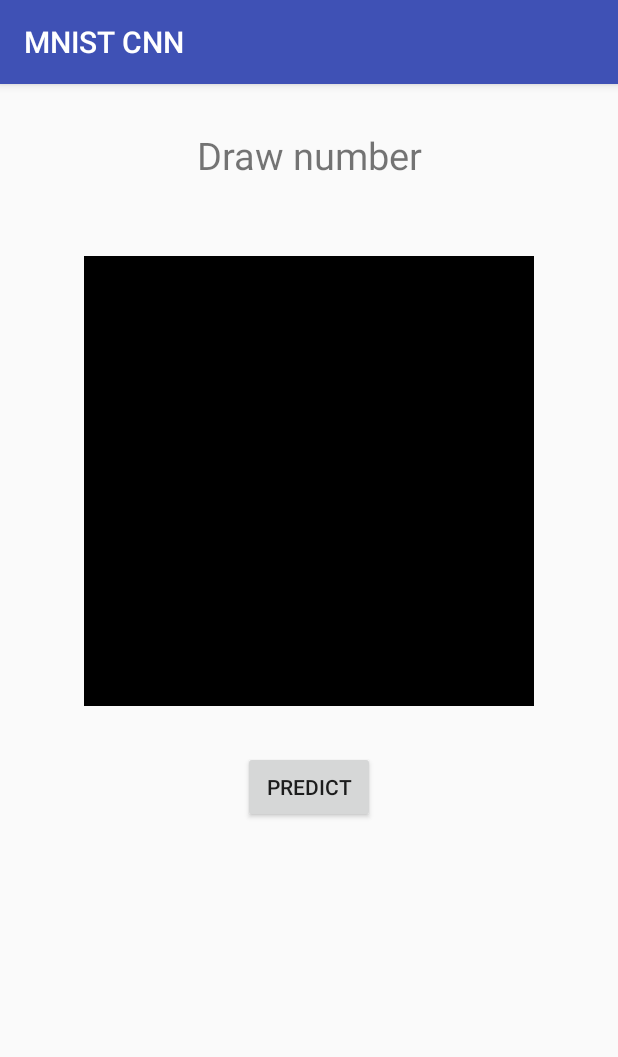
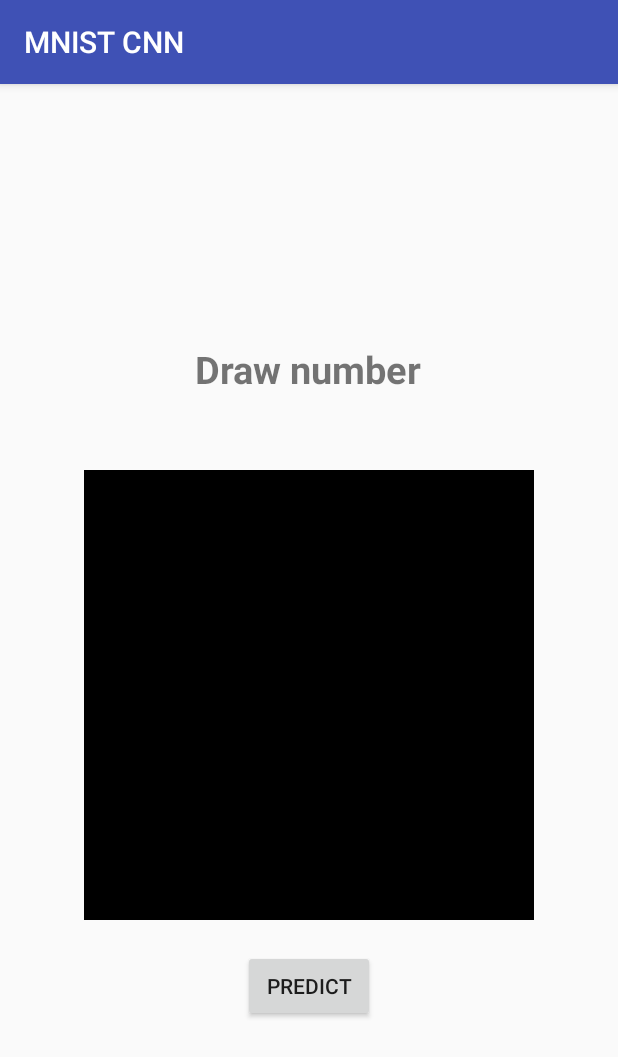
Before and after one commit to omaraflak/MNIST-Keras-Android, an Android app: the screen it shows after launch (MainActivity), on a phone screen of 412 x 824 dp. Shown: the top 1057 px of the screen. Run offline under Robolectric (Android 15) with nearby library versions, the phone set to English and light mode, and no system bars; our stand-ins replace ButterKnife, Dagger/Hilt's generated code; libraries missing offline, so code that uses them is left out: org.tensorflow.contrib.

Commit message:
update tensorflow convnet

```diff
--- a/app/src/main/java/com/aflak/mnistcnn/ml/CNN.java
+++ b/app/src/main/java/com/aflak/mnistcnn/ml/CNN.java
@@ -18,8 +18,8 @@ public class CNN {
     public float[] predict(float[] input){
         float output[] = new float[OUTPUT_SIZE];
         inferenceInterface.feed("conv2d_1_input", input, 1, IMAGE_SIZE, IMAGE_SIZE, 1);
-        inferenceInterface.run(new String[]{"dense_3/Softmax"});
-        inferenceInterface.fetch("dense_3/Softmax", output);
+        inferenceInterface.run(new String[]{"dense_2/Softmax"});
+        inferenceInterface.fetch("dense_2/Softmax", output);
         return output;
     }
 
--- a/app/src/main/java/com/aflak/mnistcnn/ui/MainActivity.java
+++ b/app/src/main/java/com/aflak/mnistcnn/ui/MainActivity.java
@@ -35,12 +35,9 @@ public class MainActivity extends AppCompatActivity {
         float[] output = cnn.predict(input);
         CNN.Result best = cnn.bestResult(output);
 
-        String text = best.number + " - " + best.score*100 + "%";
-        status.setText(text);
-
+        status.setText(String.valueOf(best.number));
         new Handler().postDelayed(() -> {
-            String statusText = "Draw number";
-            status.setText(statusText);
+            status.setText(R.string.activity_main_status_draw);
             drawView.clear();
         }, 1500);
     }
--- a/app/src/main/res/layout/activity_main.xml
+++ b/app/src/main/res/layout/activity_main.xml
@@ -1,12 +1,10 @@
 <?xml version="1.0" encoding="utf-8"?>
-<LinearLayout xmlns:android="http://schemas.android.com/apk/res/android"
-    xmlns:app="http://schemas.android.com/apk/res-auto"
+<RelativeLayout xmlns:android="http://schemas.android.com/apk/res/android"
     xmlns:tools="http://schemas.android.com/tools"
     android:id="@+id/activity_main_parent"
     android:layout_width="match_parent"
     android:layout_height="match_parent"
-    android:orientation="vertical"
-    android:gravity="center_horizontal"
+    android:gravity="center"
     tools:context="com.aflak.mnistcnn.ui.MainActivity">
 
     <TextView
@@ -15,21 +13,26 @@
         android:layout_height="wrap_content"
         android:gravity="center_horizontal"
         android:layout_marginTop="30dp"
+        android:layout_marginBottom="50dp"
+        android:textStyle="bold"
         android:textSize="25sp"
-        android:layout_marginBottom="50dp"
-        android:text="Draw number"/>
+        android:text="@string/activity_main_status_draw"
+        android:layout_above="@id/activity_main_drawView"
+        android:layout_centerHorizontal="true"/>
 
     <com.aflak.mnistcnn.ui.DrawView
         android:id="@+id/activity_main_drawView"
         android:layout_width="300dp"
         android:layout_height="300dp"
-        android:gravity="center"/>
+        android:layout_centerInParent="true"/>
 
     <Button
         android:id="@+id/activity_main_done"
         android:layout_width="wrap_content"
         android:layout_height="wrap_content"
-        android:text="Predict"
-        android:layout_marginTop="30dp"/>
+        android:layout_marginTop="20dp"
+        android:text="@string/activity_main_button_predict"
+        android:layout_below="@+id/activity_main_drawView"
+        android:layout_centerHorizontal="true" />
 
-</LinearLayout>
+</RelativeLayout>
--- a/app/src/main/res/values/strings.xml
+++ b/app/src/main/res/values/strings.xml
@@ -1,3 +1,6 @@
 <resources>
     <string name="app_name">MNIST CNN</string>
+
+    <string name="activity_main_status_draw">Draw number</string>
+    <string name="activity_main_button_predict">Predict</string>
 </resources>
```
Also changed, not shown: 1 other file.
